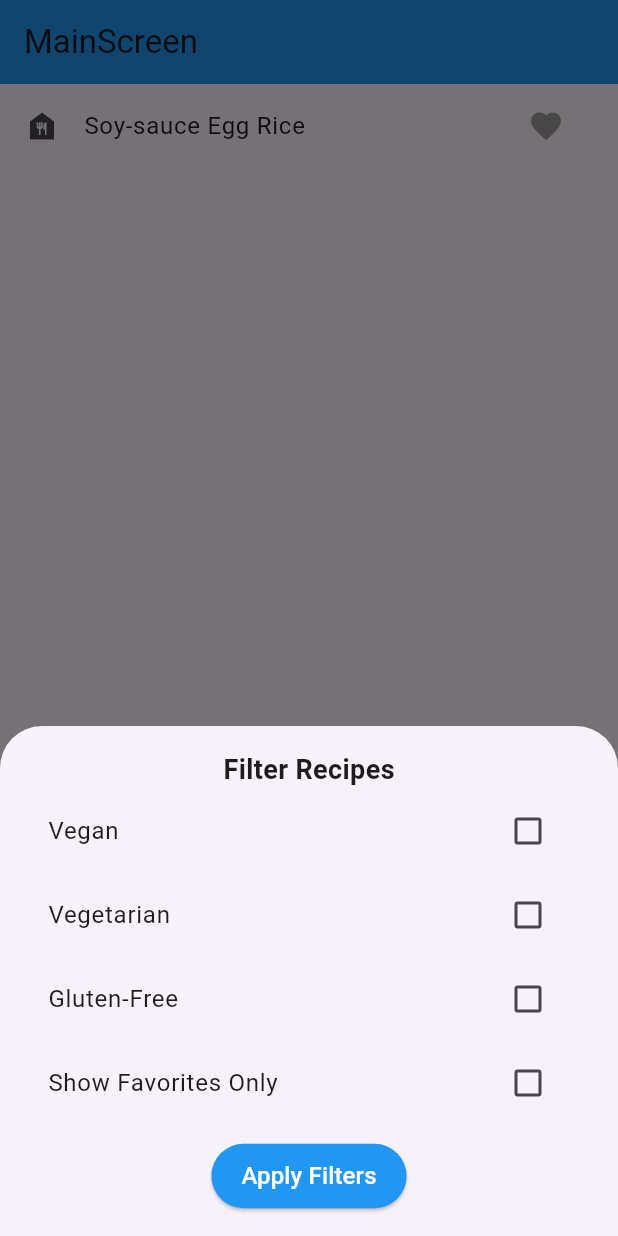
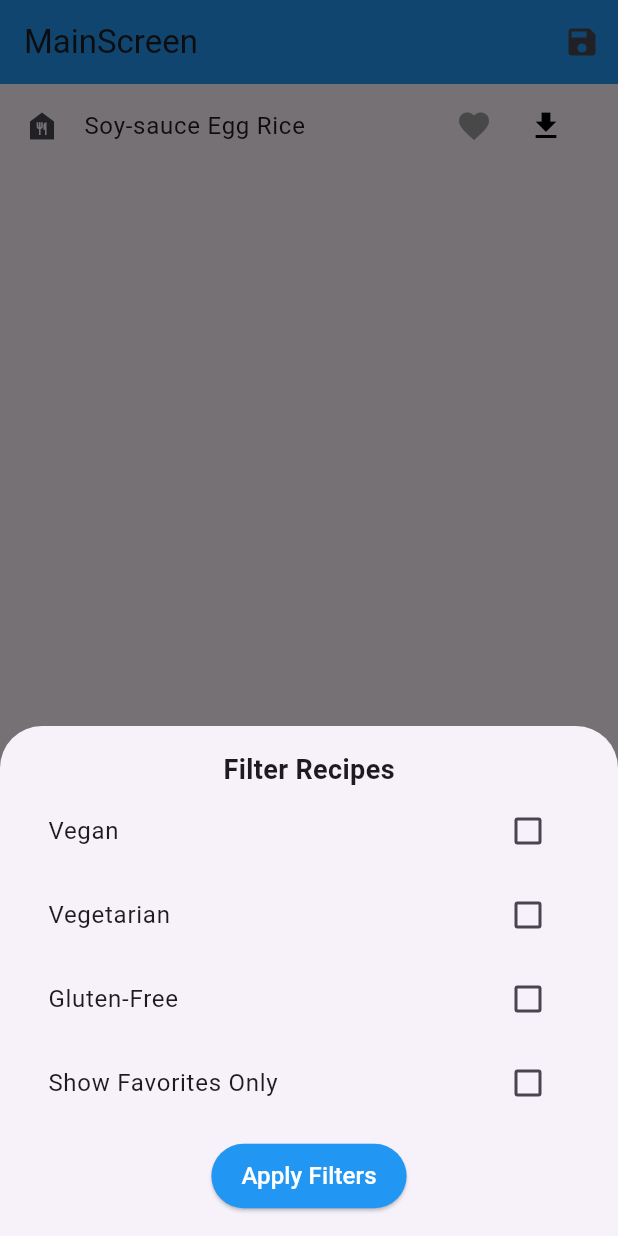
Before and after one commit to SunwooDua/Project1, a Flutter app: the screen it shows after launch, after a tap on "Filter Recipes", on a phone screen of 412 x 824 dp. Run offline on Flutter 3.47's test engine with Material 3 defaults, Android fonts, the phone set to English and light mode, and no system bars; our stand-ins replace sqflite; accounts and stored records are empty.

Commit message:
defined loadRecipe to load saved recipe and added load button on top right

```diff
--- a/lib/database_helper.dart
+++ b/lib/database_helper.dart
@@ -44,7 +44,6 @@ class DatabaseHelper {
     );
     return database;
   }
-}
 
   // functions to save recipes for offline use
   Future<int> saveRecipe(Map<String, dynamic> recipe) async {
@@ -67,3 +66,4 @@ Future<List<Map<String, dynamic>>> getSavedRecipe() async {
     // insert database into table
     return await db.query(DatabaseHelper.instance.table);
   }
+}
--- a/lib/main.dart
+++ b/lib/main.dart
@@ -1,4 +1,5 @@
 import 'package:flutter/material.dart';
+import 'package:project1/database_helper.dart';
 import 'package:project1/recipe.dart';
 import 'recipedata.dart';
 import 'package:path/path.dart'
@@ -31,13 +32,24 @@ class MainScreen extends StatefulWidget {
 }
 
 class _MainScreenState extends State<MainScreen> {
+  final DatabaseHelper _databaseHelper = DatabaseHelper.instance;
+
   Set<String> favoriteRecipes = {}; // store favorite recipes by name
 
   List<Map<String, dynamic>> filteredRecipes = recipes;
+  List<Map<String, dynamic>> savedRecipes = []; // store saved recipes
   bool isVegan = false;
   bool isVegetarian = false;
   bool isGlutenFree = false;
   bool showFavoritesOnly = false; // NEW: Filter for favorites
+
+  // method to load saved recipe locally
+  void loadRecipe() async {
+    final save = await _databaseHelper.getSavedRecipe();
+    setState(() {
+      savedRecipes = save;
+    });
+  }
 
   // method to apply filters and update displayed recipe list
   void _applyFilters() {
@@ -139,7 +151,11 @@ class _MainScreenState extends State<MainScreen> {
   @override
   Widget build(BuildContext context) {
     return Scaffold(
-      appBar: AppBar(title: Text("MainScreen"), backgroundColor: Colors.blue),
+      appBar: AppBar(
+        title: Text("MainScreen"),
+        backgroundColor: Colors.blue,
+        actions: [IconButton(onPressed: loadRecipe, icon: Icon(Icons.save))],
+      ),
       body: ListView.builder(
         itemCount: filteredRecipes.length,
         itemBuilder: (context, index) {
@@ -154,7 +170,11 @@ class _MainScreenState extends State<MainScreen> {
                 ),
               );
             },
-            trailing: IconButton(
+            trailing: Row(
+              mainAxisSize: MainAxisSize.min, // to make sure it wont overflow
+              children: [
+                IconButton(
+                  // button for favorite
                   onPressed: () {
                     _toggleFavorite(filteredRecipes[index]['name']);
                   },
@@ -163,8 +183,20 @@ class _MainScreenState extends State<MainScreen> {
                     color:
                         favoriteRecipes.contains(filteredRecipes[index]['name'])
                             ? Colors.red
-                        : Colors.grey, // if favorited, color is red else grey
+                            : Colors
+                                .grey, // if favorited, color is red else grey
                   ),
+                ),
+                IconButton(
+                  // button for saving recipe to local storage
+                  onPressed: () async {
+                    // recipe to save in database is filterRecipes
+                    Map<String, dynamic> recipeToSave = filteredRecipes[index];
+                    await _databaseHelper.saveRecipe(recipeToSave);
+                  },
+                  icon: Icon(Icons.download, color: Colors.black),
+                ),
+              ],
             ),
           );
         },
```
Lines whose indentation alone changed are shown as unchanged.
